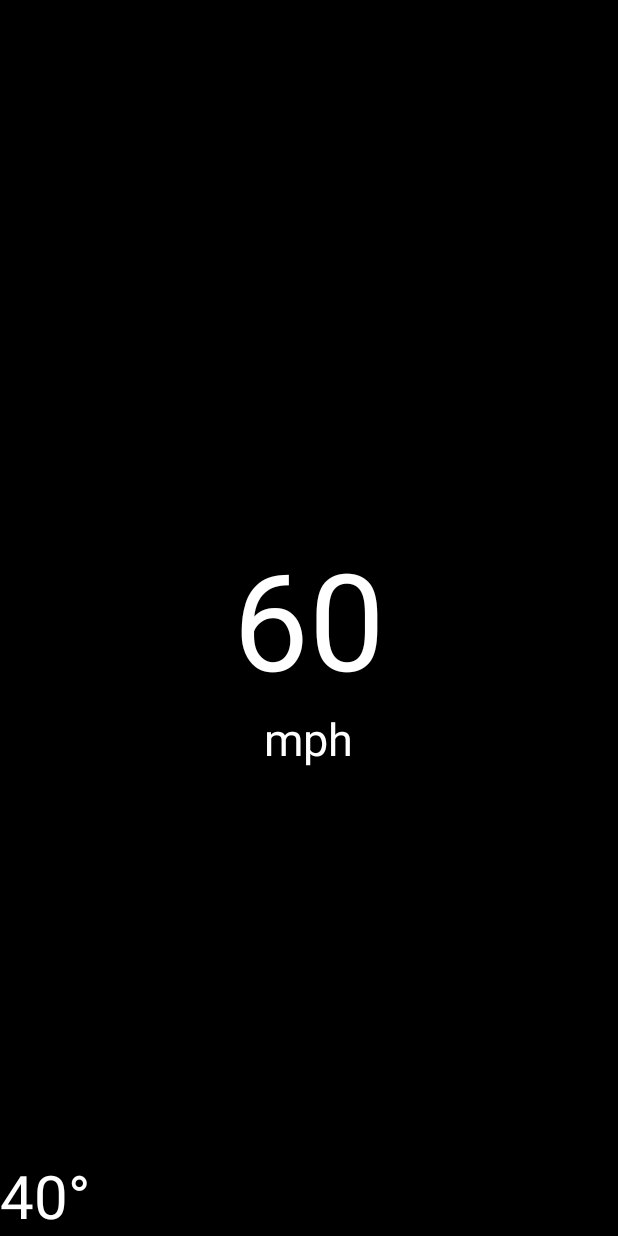
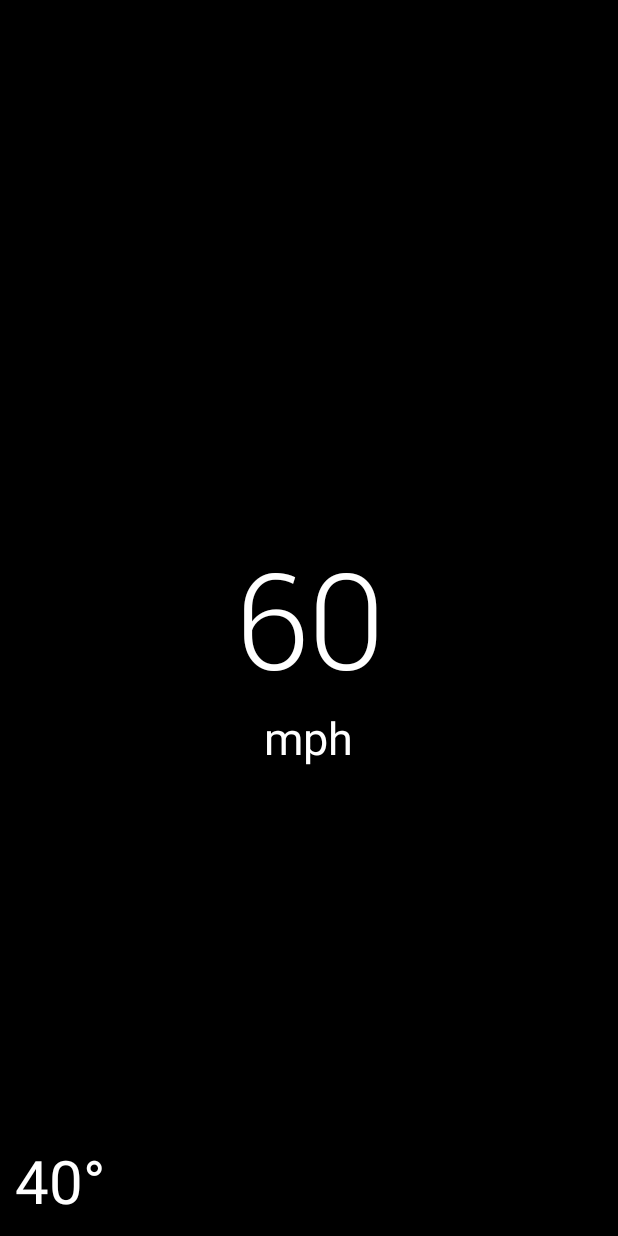
Before and after one commit to feighter09/SaveMyGlass, an Android app: the screen it shows after launch (FullscreenActivity), on a phone screen of 412 x 824 dp. Run offline under Robolectric (Android 15) with nearby library versions, the phone set to English and light mode, and no system bars.

Commit message:
Various changes...

```diff
--- a/SleepDetector/src/main/java/org/mhacks/sleepdetector/AccelerometerService.java
+++ b/SleepDetector/src/main/java/org/mhacks/sleepdetector/AccelerometerService.java
@@ -13,7 +13,7 @@ public class AccelerometerService extends Service implements SensorEventListener
 
     public static final float LOW_THRESH = 0.55f;
     public static final float HIGH_THRESH = 0.8f;
-    public static final float CRASH_GS = 1.5f;
+    public static final float CRASH_GS = 3.5f;
 
     public static final String INTENT_WAKE_UP = "org.mhacks.sleepdetector.INTENT_WAKE_UP";
     public static final String INTENT_WOKE = "org.mhacks.sleepdetector.INTENT_WOKE";
--- a/SleepDetector/src/main/java/org/mhacks/sleepdetector/FullscreenActivity.java
+++ b/SleepDetector/src/main/java/org/mhacks/sleepdetector/FullscreenActivity.java
@@ -6,6 +6,7 @@ import android.content.BroadcastReceiver;
 import android.content.Context;
 import android.content.Intent;
 import android.content.IntentFilter;
+import android.graphics.Typeface;
 import android.media.MediaPlayer;
 import android.os.Build;
 import android.os.Bundle;
@@ -56,7 +57,13 @@ public class FullscreenActivity extends Activity {
 
         player = MediaPlayer.create(this, R.raw.beep_9);
 
+        Typeface robotoLight = Typeface.createFromAsset(getAssets(),
+                "Roboto-Light.ttf");
+
         TextView tv = (TextView)findViewById(R.id.speedTextView);
+
+        tv.setTypeface(robotoLight);
+
 //        HUDService HUD = new HUDService();
 //        HUD.setSpeedLimitView(tv);
 //        HUD.getLocation();
--- a/SleepDetector/src/main/res/layout/activity_fullscreen.xml
+++ b/SleepDetector/src/main/res/layout/activity_fullscreen.xml
@@ -38,5 +38,7 @@
         android:layout_gravity="right|bottom"
         android:layout_alignParentBottom="true"
         android:textSize="40dp"
+        android:layout_marginBottom="10dp"
+        android:layout_marginLeft="10dp"
         />
 </RelativeLayout>
```
Also changed, not shown: SleepDetector/src/main/assets/Roboto-Light.ttf (added).
